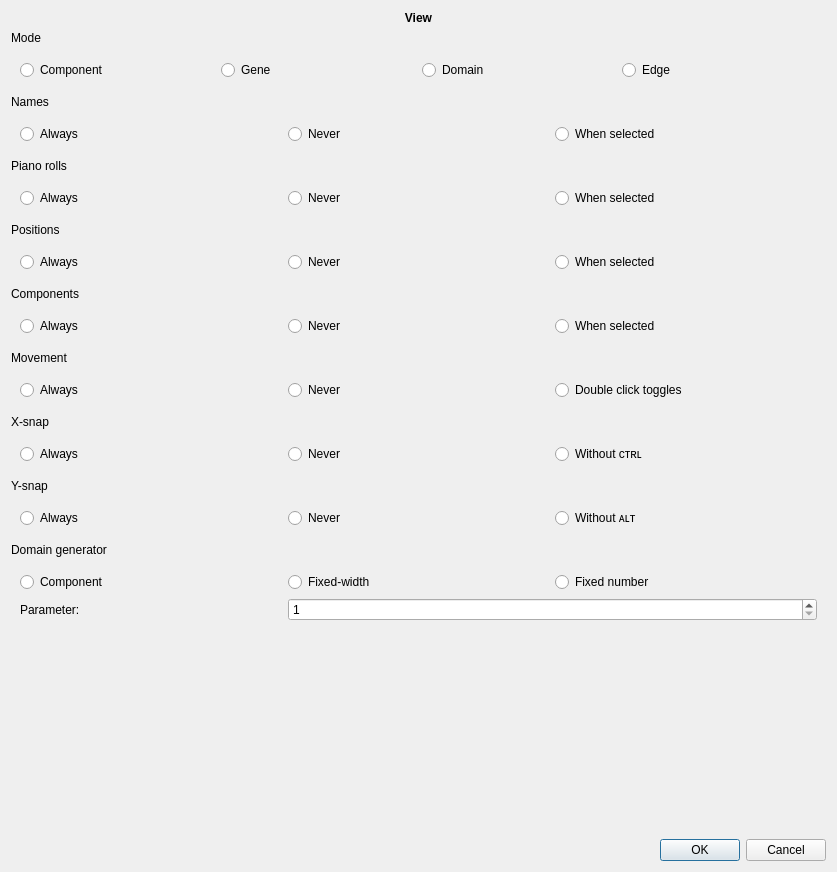
Old version of the form groot/frontends/gui/forms/designer/frm_view_options_designer.ui in the repository JMcInerneyLab/groot.
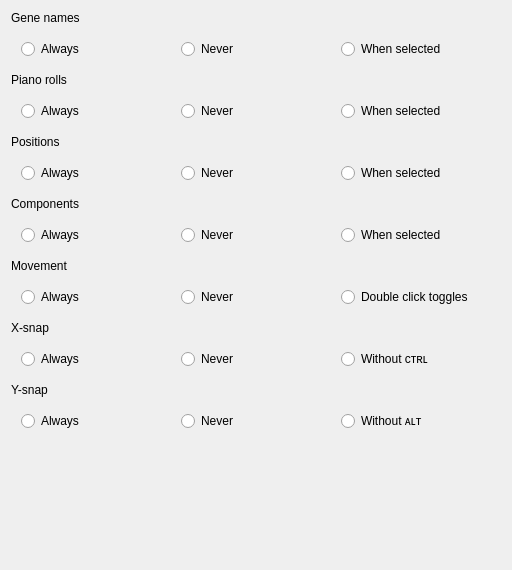
New version of the form.

What changed in the file:
```diff
--- a/groot/frontends/gui/forms/designer/frm_view_options_designer.ui
+++ b/groot/frontends/gui/forms/designer/frm_view_options_designer.ui
@@ -6,90 +6,18 @@
    <rect>
     <x>0</x>
     <y>0</y>
-    <width>837</width>
-    <height>872</height>
+    <width>512</width>
+    <height>570</height>
    </rect>
   </property>
   <property name="windowTitle">
    <string>Dialog</string>
   </property>
-  <property name="styleSheet">
-   <string notr="true"/>
-  </property>
   <layout class="QVBoxLayout" name="verticalLayout">
-   <item>
-    <widget class="QLabel" name="label_4">
-     <property name="sizePolicy">
-      <sizepolicy hsizetype="Minimum" vsizetype="Preferred">
-       <horstretch>0</horstretch>
-       <verstretch>0</verstretch>
-      </sizepolicy>
-     </property>
-     <property name="font">
-      <font>
-       <weight>75</weight>
-       <bold>true</bold>
-      </font>
-     </property>
-     <property name="text">
-      <string>View</string>
-     </property>
-     <property name="alignment">
-      <set>Qt::AlignCenter</set>
-     </property>
-     <property name="style" stdset="0">
-      <string>heading</string>
-     </property>
-    </widget>
-   </item>
-   <item>
-    <widget class="QLabel" name="label_9">
-     <property name="text">
-      <string>Mode</string>
-     </property>
-     <property name="style" stdset="0">
-      <string>subheading</string>
-     </property>
-    </widget>
-   </item>
-   <item>
-    <widget class="QFrame" name="horizontalFrame_8">
-     <layout class="QHBoxLayout" name="horizontalLayout_3">
-      <item>
-       <widget class="QRadioButton" name="RAD_MODE_COMPONENT">
-        <property name="text">
-         <string>Component</string>
-        </property>
-       </widget>
-      </item>
-      <item>
-       <widget class="QRadioButton" name="RAD_MODE_GENE">
-        <property name="text">
-         <string>Gene</string>
-        </property>
-       </widget>
-      </item>
-      <item>
-       <widget class="QRadioButton" name="RAD_MODE_DOMAIN">
-        <property name="text">
-         <string>Domain</string>
-        </property>
-       </widget>
-      </item>
-      <item>
-       <widget class="QRadioButton" name="RAD_MODE_EDGE">
-        <property name="text">
-         <string>Edge</string>
-        </property>
-       </widget>
-      </item>
-     </layout>
-    </widget>
-   </item>
    <item>
     <widget class="QLabel" name="label">
      <property name="text">
-      <string>Names</string>
+      <string>Gene names</string>
      </property>
      <property name="style" stdset="0">
       <string>subheading</string>
@@ -99,8 +27,35 @@
    <item>
     <widget class="QFrame" name="horizontalFrame">
      <layout class="QHBoxLayout" name="horizontalLayout">
+      <property name="spacing">
+       <number>8</number>
+      </property>
+      <property name="leftMargin">
+       <number>8</number>
+      </property>
+      <property name="topMargin">
+       <number>8</number>
+      </property>
+      <property name="rightMargin">
+       <number>8</number>
+      </property>
+      <property name="bottomMargin">
+       <number>8</number>
+      </property>
       <item>
        <widget class="QRadioButton" name="RAD_NAME_YES">
+        <property name="sizePolicy">
+         <sizepolicy hsizetype="Fixed" vsizetype="Fixed">
+          <horstretch>0</horstretch>
+          <verstretch>0</verstretch>
+         </sizepolicy>
+        </property>
+        <property name="minimumSize">
+         <size>
+          <width>150</width>
+          <height>0</height>
+         </size>
+        </property>
         <property name="text">
          <string>Always</string>
         </property>
@@ -108,6 +63,18 @@
       </item>
       <item>
        <widget class="QRadioButton" name="RAD_NAME_NO">
+        <property name="sizePolicy">
+         <sizepolicy hsizetype="Fixed" vsizetype="Fixed">
+          <horstretch>0</horstretch>
+          <verstretch>0</verstretch>
+         </sizepolicy>
+        </property>
+        <property name="minimumSize">
+         <size>
+          <width>150</width>
+          <height>0</height>
+         </size>
+        </property>
         <property name="text">
          <string>Never</string>
         </property>
@@ -115,6 +82,18 @@
       </item>
       <item>
        <widget class="QRadioButton" name="RAD_NAME_IND">
+        <property name="sizePolicy">
+         <sizepolicy hsizetype="Fixed" vsizetype="Fixed">
+          <horstretch>0</horstretch>
+          <verstretch>0</verstretch>
+         </sizepolicy>
+        </property>
+        <property name="minimumSize">
+         <size>
+          <width>150</width>
+          <height>0</height>
+         </size>
+        </property>
         <property name="text">
          <string>When selected</string>
         </property>
@@ -136,8 +115,35 @@
    <item>
     <widget class="QFrame" name="horizontalFrame_2">
      <layout class="QHBoxLayout" name="horizontalLayout_2">
+      <property name="spacing">
+       <number>8</number>
+      </property>
+      <property name="leftMargin">
+       <number>8</number>
+      </property>
+      <property name="topMargin">
+       <number>8</number>
+      </property>
+      <property name="rightMargin">
+       <number>8</number>
+      </property>
+      <property name="bottomMargin">
+       <number>8</number>
+      </property>
       <item>
        <widget class="QRadioButton" name="RAD_PIANO_YES">
+        <property name="sizePolicy">
+         <sizepolicy hsizetype="Fixed" vsizetype="Fixed">
+          <horstretch>0</horstretch>
+          <verstretch>0</verstretch>
+         </sizepolicy>
+        </property>
+        <property name="minimumSize">
+         <size>
+          <width>150</width>
+          <height>0</height>
+         </size>
+        </property>
         <property name="text">
          <string>Always</string>
         </property>
@@ -145,6 +151,18 @@
       </item>
       <item>
        <widget class="QRadioButton" name="RAD_PIANO_NO">
+        <property name="sizePolicy">
+         <sizepolicy hsizetype="Fixed" vsizetype="Fixed">
+          <horstretch>0</horstretch>
+          <verstretch>0</verstretch>
+         </sizepolicy>
+        </property>
+        <property name="minimumSize">
+         <size>
+          <width>150</width>
+          <height>0</height>
+         </size>
+        </property>
         <property name="text">
          <string>Never</string>
         </property>
@@ -152,6 +170,18 @@
       </item>
       <item>
        <widget class="QRadioButton" name="RAD_PIANO_IND">
+        <property name="sizePolicy">
+         <sizepolicy hsizetype="Fixed" vsizetype="Fixed">
+          <horstretch>0</horstretch>
+          <verstretch>0</verstretch>
+         </sizepolicy>
+        </property>
+        <property name="minimumSize">
+         <size>
+          <width>150</width>
+          <height>0</height>
+         </size>
+        </property>
         <property name="text">
          <string>When selected</string>
         </property>
@@ -173,8 +203,35 @@
    <item>
     <widget class="QFrame" name="horizontalFrame_4">
      <layout class="QHBoxLayout" name="horizontalLayout_5">
+      <property name="spacing">
+       <number>8</number>
+      </property>
+      <property name="leftMargin">
+       <number>8</number>
+      </property>
+      <property name="topMargin">
+       <number>8</number>
+      </property>
+      <property name="rightMargin">
+       <number>8</number>
+      </property>
+      <property name="bottomMargin">
+       <number>8</number>
+      </property>
       <item>
        <widget class="QRadioButton" name="RAD_POS_YES">
+        <property name="sizePolicy">
+         <sizepolicy hsizetype="Fixed" vsizetype="Fixed">
+          <horstretch>0</horstretch>
+          <verstretch>0</verstretch>
+         </sizepolicy>
+        </property>
+        <property name="minimumSize">
+         <size>
+          <width>150</width>
+          <height>0</height>
+         </size>
+        </property>
         <property name="text">
          <string>Always</string>
         </property>
@@ -182,6 +239,18 @@
       </item>
       <item>
        <widget class="QRadioButton" name="RAD_POS_NO">
+        <property name="sizePolicy">
+         <sizepolicy hsizetype="Fixed" vsizetype="Fixed">
+          <horstretch>0</horstretch>
+          <verstretch>0</verstretch>
+         </sizepolicy>
+        </property>
+        <property name="minimumSize">
+         <size>
+          <width>150</width>
+          <height>0</height>
+         </size>
+        </property>
         <property name="text">
          <string>Never</string>
         </property>
@@ -189,6 +258,18 @@
       </item>
       <item>
        <widget class="QRadioButton" name="RAD_POS_IND">
+        <property name="sizePolicy">
+         <sizepolicy hsizetype="Fixed" vsizetype="Fixed">
+          <horstretch>0</horstretch>
+          <verstretch>0</verstretch>
+         </sizepolicy>
+        </property>
+        <property name="minimumSize">
+         <size>
+          <width>150</width>
+          <height>0</height>
+         </size>
+        </property>
         <property name="text">
          <string>When selected</string>
         </property>
@@ -210,8 +291,35 @@
    <item>
     <widget class="QFrame" name="horizontalFrame_9">
      <layout class="QHBoxLayout" name="horizontalLayout_8">
+      <property name="spacing">
+       <number>8</number>
+      </property>
+      <property name="leftMargin">
+       <number>8</number>
+      </property>
+      <property name="topMargin">
+       <number>8</number>
+      </property>
+      <property name="rightMargin">
+       <number>8</number>
+      </property>
+      <property name="bottomMargin">
+       <number>8</number>
+      </property>
       <item>
        <widget class="QRadioButton" name="RAD_COMPONENTS_YES">
+        <property name="sizePolicy">
+         <sizepolicy hsizetype="Fixed" vsizetype="Fixed">
+          <horstretch>0</horstretch>
+          <verstretch>0</verstretch>
+         </sizepolicy>
+        </property>
+        <property name="minimumSize">
+         <size>
+          <width>150</width>
+          <height>0</height>
+         </size>
+        </property>
         <property name="text">
          <string>Always</string>
         </property>
@@ -219,6 +327,18 @@
       </item>
       <item>
        <widget class="QRadioButton" name="RAD_COMPONENTS_NO">
+        <property name="sizePolicy">
+         <sizepolicy hsizetype="Fixed" vsizetype="Fixed">
+          <horstretch>0</horstretch>
+          <verstretch>0</verstretch>
+         </sizepolicy>
+        </property>
+        <property name="minimumSize">
+         <size>
+          <width>150</width>
+          <height>0</height>
+         </size>
+        </property>
         <property name="text">
          <string>Never</string>
         </property>
@@ -226,6 +346,18 @@
       </item>
       <item>
        <widget class="QRadioButton" name="RAD_COMPONENTS_IND">
+        <property name="sizePolicy">
+         <sizepolicy hsizetype="Fixed" vsizetype="Fixed">
+          <horstretch>0</horstretch>
+          <verstretch>0</verstretch>
+         </sizepolicy>
+        </property>
+        <property name="minimumSize">
+         <size>
+          <width>150</width>
+          <height>0</height>
+         </size>
+        </property>
         <property name="text">
          <string>When selected</string>
         </property>
@@ -247,8 +379,35 @@
    <item>
     <widget class="QFrame" name="horizontalFrame_3">
      <layout class="QHBoxLayout" name="horizontalLayout_4">
+      <property name="spacing">
+       <number>8</number>
+      </property>
+      <property name="leftMargin">
+       <number>8</number>
+      </property>
+      <property name="topMargin">
+       <number>8</number>
+      </property>
+      <property name="rightMargin">
+       <number>8</number>
+      </property>
+      <property name="bottomMargin">
+       <number>8</number>
+      </property>
       <item>
        <widget class="QRadioButton" name="RAD_MOVE_YES">
+        <property name="sizePolicy">
+         <sizepolicy hsizetype="Fixed" vsizetype="Fixed">
+          <horstretch>0</horstretch>
+          <verstretch>0</verstretch>
+         </sizepolicy>
+        </property>
+        <property name="minimumSize">
+         <size>
+          <width>150</width>
+          <height>0</height>
+         </size>
+        </property>
         <property name="text">
          <string>Always</string>
         </property>
@@ -256,6 +415,18 @@
       </item>
       <item>
        <widget class="QRadioButton" name="RAD_MOVE_NO">
+        <property name="sizePolicy">
+         <sizepolicy hsizetype="Fixed" vsizetype="Fixed">
+          <horstretch>0</horstretch>
+          <verstretch>0</verstretch>
+         </sizepolicy>
+        </property>
+        <property name="minimumSize">
+         <size>
+          <width>150</width>
+          <height>0</height>
+         </size>
+        </property>
         <property name="text">
          <string>Never</string>
         </property>
@@ -263,6 +434,18 @@
       </item>
       <item>
        <widget class="QRadioButton" name="RAD_MOVE_IND">
+        <property name="sizePolicy">
+         <sizepolicy hsizetype="Fixed" vsizetype="Fixed">
+          <horstretch>0</horstretch>
+          <verstretch>0</verstretch>
+         </sizepolicy>
+        </property>
+        <property name="minimumSize">
+         <size>
+          <width>150</width>
+          <height>0</height>
+         </size>
+        </property>
         <property name="text">
          <string>Double click toggles</string>
         </property>
@@ -284,8 +467,35 @@
    <item>
     <widget class="QFrame" name="horizontalFrame_5">
      <layout class="QHBoxLayout" name="horizontalLayout_6">
+      <property name="spacing">
+       <number>8</number>
+      </property>
+      <property name="leftMargin">
+       <number>8</number>
+      </property>
+      <property name="topMargin">
+       <number>8</number>
+      </property>
+      <property name="rightMargin">
+       <number>8</number>
+      </property>
+      <property name="bottomMargin">
+       <number>8</number>
+      </property>
       <item>
        <widget class="QRadioButton" name="RAD_XSNAP_YES">
+        <property name="sizePolicy">
+         <sizepolicy hsizetype="Fixed" vsizetype="Fixed">
+          <horstretch>0</horstretch>
+          <verstretch>0</verstretch>
+         </sizepolicy>
+        </property>
+        <property name="minimumSize">
+         <size>
+          <width>150</width>
+          <height>0</height>
+         </size>
+        </property>
         <property name="text">
          <string>Always</string>
         </property>
@@ -293,6 +503,18 @@
       </item>
       <item>
        <widget class="QRadioButton" name="RAD_XSNAP_NO">
+        <property name="sizePolicy">
+         <sizepolicy hsizetype="Fixed" vsizetype="Fixed">
+          <horstretch>0</horstretch>
+          <verstretch>0</verstretch>
+         </sizepolicy>
+        </property>
+        <property name="minimumSize">
+         <size>
+          <width>150</width>
+          <height>0</height>
+         </size>
+        </property>
         <property name="text">
          <string>Never</string>
         </property>
@@ -300,6 +522,18 @@
       </item>
       <item>
        <widget class="QRadioButton" name="RAD_XSNAP_IND">
+        <property name="sizePolicy">
+         <sizepolicy hsizetype="Fixed" vsizetype="Fixed">
+          <horstretch>0</horstretch>
+          <verstretch>0</verstretch>
+         </sizepolicy>
+        </property>
+        <property name="minimumSize">
+         <size>
+          <width>150</width>
+          <height>0</height>
+         </size>
+        </property>
         <property name="text">
          <string>Without ᴄᴛʀʟ</string>
         </property>
@@ -321,8 +555,35 @@
    <item>
     <widget class="QFrame" name="horizontalFrame_6">
      <layout class="QHBoxLayout" name="horizontalLayout_7">
+      <property name="spacing">
+       <number>8</number>
+      </property>
+      <property name="leftMargin">
+       <number>8</number>
+      </property>
+      <property name="topMargin">
+       <number>8</number>
+      </property>
+      <property name="rightMargin">
+       <number>8</number>
+      </property>
+      <property name="bottomMargin">
+       <number>8</number>
+      </property>
       <item>
        <widget class="QRadioButton" name="RAD_YSNAP_YES">
+        <property name="sizePolicy">
+         <sizepolicy hsizetype="Fixed" vsizetype="Fixed">
+          <horstretch>0</horstretch>
+          <verstretch>0</verstretch>
+         </sizepolicy>
+        </property>
+        <property name="minimumSize">
+         <size>
+          <width>150</width>
+          <height>0</height>
+         </size>
+        </property>
         <property name="text">
          <string>Always</string>
         </property>
@@ -330,6 +591,18 @@
       </item>
       <item>
        <widget class="QRadioButton" name="RAD_YSNAP_NO">
+        <property name="sizePolicy">
+         <sizepolicy hsizetype="Fixed" vsizetype="Fixed">
+          <horstretch>0</horstretch>
+          <verstretch>0</verstretch>
+         </sizepolicy>
+        </property>
+        <property name="minimumSize">
+         <size>
+          <width>150</width>
+          <height>0</height>
+         </size>
+        </property>
         <property name="text">
          <string>Never</string>
         </property>
@@ -337,6 +610,18 @@
       </item>
       <item>
        <widget class="QRadioButton" name="RAD_YSNAP_IND">
+        <property name="sizePolicy">
+         <sizepolicy hsizetype="Fixed" vsizetype="Fixed">
+          <horstretch>0</horstretch>
+          <verstretch>0</verstretch>
+         </sizepolicy>
+        </property>
+        <property name="minimumSize">
+         <size>
+          <width>150</width>
+          <height>0</height>
+         </size>
+        </property>
         <property name="text">
          <string>Without ᴀʟᴛ</string>
         </property>
@@ -345,60 +630,6 @@
      </layout>
     </widget>
    </item>
-   <item>
-    <widget class="QLabel" name="label_8">
-     <property name="text">
-      <string>Domain generator</string>
-     </property>
-     <property name="style" stdset="0">
-      <string>subheading</string>
-     </property>
-    </widget>
-   </item>
-   <item>
-    <widget class="QFrame" name="horizontalFrame_7">
-     <layout class="QGridLayout" name="gridLayout">
-      <item row="0" column="2">
-       <widget class="QRadioButton" name="RAD_DOMAIN_FIXEDNUMBER">
-        <property name="text">
-         <string>Fixed number</string>
-        </property>
-       </widget>
-      </item>
-      <item row="0" column="0">
-       <widget class="QRadioButton" name="RAD_DOMAIN_COMPONENT">
-        <property name="text">
-         <string>Component</string>
-        </property>
-       </widget>
-      </item>
-      <item row="0" column="1">
-       <widget class="QRadioButton" name="RAD_DOMAIN_FIXEDWIDTH">
-        <property name="text">
-         <string>Fixed-width</string>
-        </property>
-       </widget>
-      </item>
-      <item row="1" column="1" colspan="2">
-       <widget class="QSpinBox" name="SPN_DOMAIN_PARAMETER">
-        <property name="minimum">
-         <number>1</number>
-        </property>
-        <property name="maximum">
-         <number>1000</number>
-        </property>
-       </widget>
-      </item>
-      <item row="1" column="0">
-       <widget class="QLabel" name="LBL_DOMAIN_PARAMETER">
-        <property name="text">
-         <string>Parameter:</string>
-        </property>
-       </widget>
-      </item>
-     </layout>
-    </widget>
-   </item>
    <item>
     <spacer name="verticalSpacer">
      <property name="orientation">
@@ -412,16 +643,6 @@
      </property>
     </spacer>
    </item>
-   <item>
-    <widget class="QDialogButtonBox" name="buttonBox">
-     <property name="orientation">
-      <enum>Qt::Horizontal</enum>
-     </property>
-     <property name="standardButtons">
-      <set>QDialogButtonBox::Cancel|QDialogButtonBox::Ok</set>
-     </property>
-    </widget>
-   </item>
   </layout>
  </widget>
  <resources>
```
Left out of the diff: 35 changed lines with no effect on the pictures.
